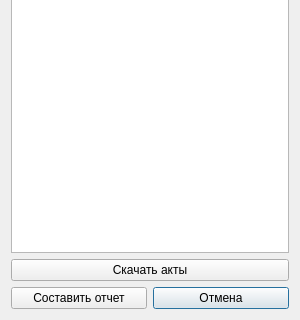
Above: modules/makeact.ui from Godnessli/dispglonass before the change; both pictures show x 0 to 300 and y 380 to 700 of the 300 by 700 pixel window. Below: the same form after it.
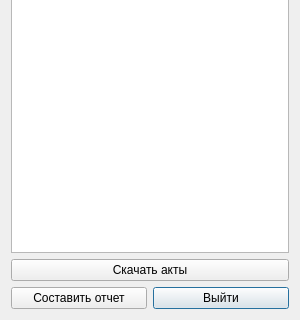
That is the form after the change.

Patch:
```diff
--- a/modules/makeact.ui
+++ b/modules/makeact.ui
@@ -17,7 +17,7 @@
    <item row="4" column="1">
     <widget class="QPushButton" name="pushButton_2">
      <property name="text">
-      <string>Отмена</string>
+      <string>Выйти</string>
      </property>
     </widget>
    </item>
```
Left out of the diff: 2 changed lines with no effect on the pictures.
